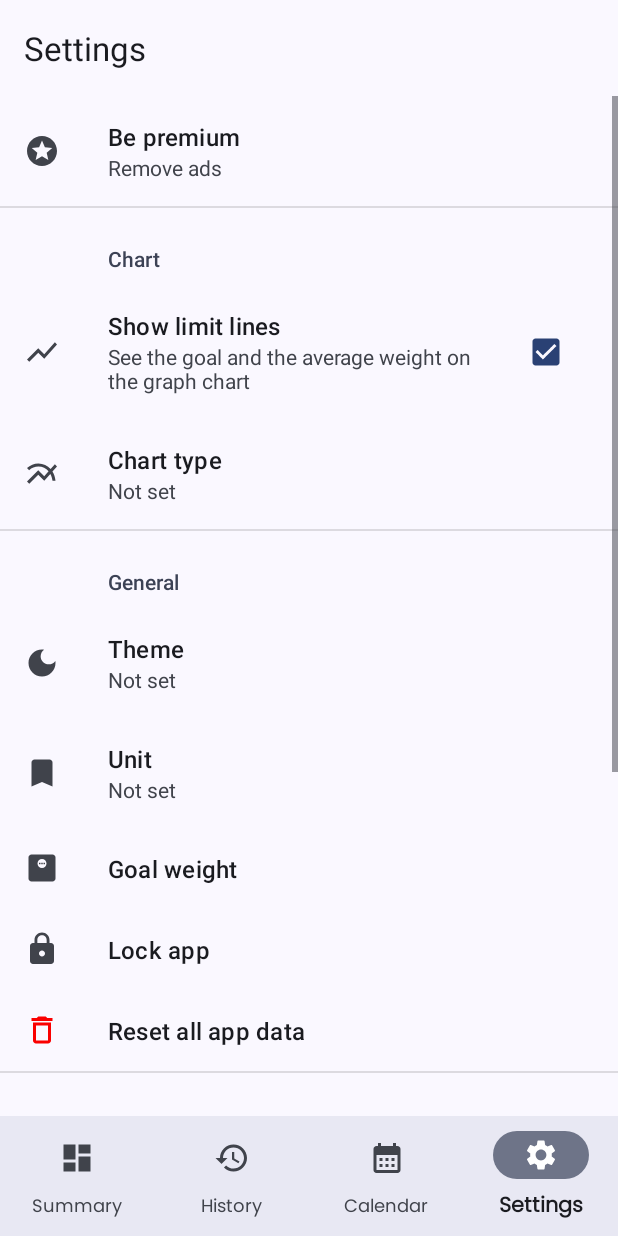
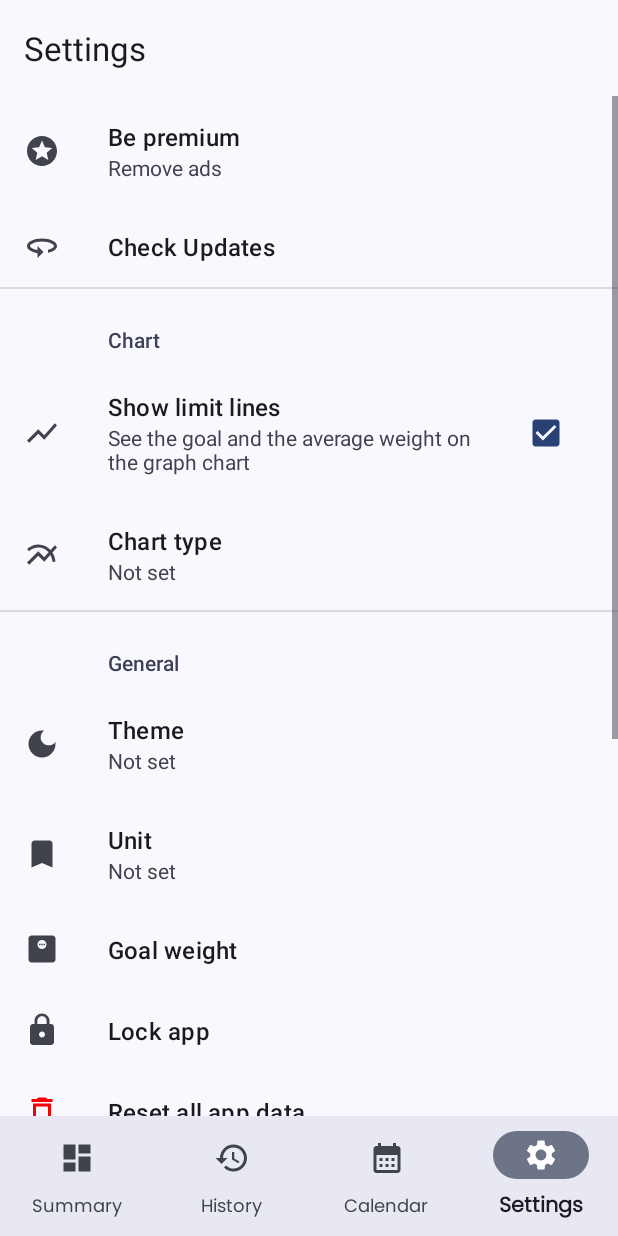
Before and after one commit to yusufonderd/Weightly, an Android app: the SettingsFragment screen opened through its navigation route, on a phone screen of 412 x 824 dp. Run offline under Robolectric (Android 15) with nearby library versions, the phone set to English and light mode, and no system bars; our stand-ins replace AdMob, Dagger/Hilt's generated code, Room's generated code, androidx.preference, navigation-ui; libraries missing offline, so code that uses them is left out: com.codemybrainsout.ratingdialog, com.orhanobut.hawk; 28 statements that could not run were skipped.

Commit message:
Add check updates flow

```diff
--- a/app/build.gradle
+++ b/app/build.gradle
@@ -28,6 +28,7 @@ android {
         properties.load(project.rootProject.file('local.properties').newDataInputStream())
         def play_public_key = properties.getProperty('PLAY_PUBLIC_KEY')
         def base_url = properties.getProperty('BASE_URL')
+        def base_url_cloud = properties.getProperty('BASE_URL_FIREBASE_CLOUD')
         def full_screen_ad_id = properties.getProperty('FULL_SCREEN_AD_ID')
         def adIdProject = properties.getProperty('AD_ID_PROJECT')
         def adIdAddWeight = properties.getProperty('ADD_WEIGHT_AD_ID')
@@ -37,6 +38,7 @@ android {
         debug {
             buildConfigField "String", "PLAY_PUBLIC_KEY", "${play_public_key}"
             buildConfigField "String", "BASE_URL", "${base_url}"
+            buildConfigField "String", "BASE_URL_FIREBASE_CLOUD", "${base_url_cloud}"
             buildConfigField "String", "FULL_SCREEN_AD_ID", "${full_screen_ad_id}"
             minifyEnabled false
             resValue("string", "home_ad_id", "${adIdHome}")
@@ -48,6 +50,7 @@ android {
         release {
             buildConfigField "String", "PLAY_PUBLIC_KEY", "${play_public_key}"
             buildConfigField "String", "BASE_URL", "${base_url}"
+            buildConfigField "String", "BASE_URL_FIREBASE_CLOUD", "${base_url_cloud}"
             buildConfigField "String", "FULL_SCREEN_AD_ID", "${full_screen_ad_id}"
             minifyEnabled false
             proguardFiles getDefaultProguardFile('proguard-android-optimize.txt'), 'proguard-rules.pro'
@@ -59,7 +62,6 @@ android {
         }
 
     }
-
 
     compileOptions {
         coreLibraryDesugaringEnabled true
--- a/app/src/main/java/com/yonder/weightly/di/NetworkModule.kt
+++ b/app/src/main/java/com/yonder/weightly/di/NetworkModule.kt
@@ -2,6 +2,7 @@ package com.yonder.weightly.di
 
 import com.yonder.weightly.BuildConfig
 import com.yonder.weightly.network.ApiService
+import com.yonder.weightly.network.FirebaseApiService
 import dagger.Module
 import dagger.Provides
 import dagger.hilt.InstallIn
@@ -10,40 +11,52 @@ import okhttp3.OkHttpClient
 import okhttp3.logging.HttpLoggingInterceptor
 import retrofit2.Retrofit
 import retrofit2.converter.gson.GsonConverterFactory
+import javax.inject.Named
 import javax.inject.Singleton
-
 
 @[Module InstallIn(SingletonComponent::class)]
 object NetworkModule {
-
-
     val provideLoggingInterceptor: HttpLoggingInterceptor
-        @[Provides Singleton] get() = HttpLoggingInterceptor().apply {
-            level = HttpLoggingInterceptor.Level.BODY
-        }
+        @[Provides Singleton] get() =
+            HttpLoggingInterceptor().apply {
+                level = HttpLoggingInterceptor.Level.BODY
+            }
 
     @[Provides Singleton]
-    fun provideOkHttpClient(
-        loggingInterceptor: HttpLoggingInterceptor,
-    ): OkHttpClient =
-        OkHttpClient.Builder().apply {
-            addInterceptor(loggingInterceptor)
-        }.build()
-
+    fun provideOkHttpClient(loggingInterceptor: HttpLoggingInterceptor): OkHttpClient =
+        OkHttpClient
+            .Builder()
+            .apply {
+                addInterceptor(loggingInterceptor)
+            }.build()
 
     @[Provides Singleton]
-    fun provideRetrofit(okHttpClient: OkHttpClient): Retrofit {
-        return Retrofit.Builder()
+    @Named("WeightlyBE")
+    fun provideRetrofit(okHttpClient: OkHttpClient): Retrofit =
+        Retrofit
+            .Builder()
             .client(okHttpClient)
             .baseUrl(BuildConfig.BASE_URL)
             .addConverterFactory(GsonConverterFactory.create())
             .build()
-    }
-
 
     @[Provides]
-    fun provideApiService(retrofit: Retrofit): ApiService {
-        return retrofit.create(ApiService::class.java)
-    }
+    fun provideApiService(
+        @Named("WeightlyBE") retrofit: Retrofit,
+    ): ApiService = retrofit.create(ApiService::class.java)
 
+    @[Provides Singleton]
+    @Named("FirebaseBE")
+    fun provideRetrofitForFirebase(okHttpClient: OkHttpClient): Retrofit =
+        Retrofit
+            .Builder()
+            .client(okHttpClient)
+            .baseUrl(BuildConfig.BASE_URL_FIREBASE_CLOUD)
+            .addConverterFactory(GsonConverterFactory.create())
+            .build()
+
+    @[Provides]
+    fun provideFirebaseApiService(
+        @Named("FirebaseBE") retrofit: Retrofit,
+    ): FirebaseApiService = retrofit.create(FirebaseApiService::class.java)
 }
--- /dev/null
+++ b/app/src/main/java/com/yonder/weightly/network/FirebaseApiService.kt
@@ -0,0 +1,9 @@
+package com.yonder.weightly.network
+
+import retrofit2.Response
+import retrofit2.http.GET
+
+interface FirebaseApiService {
+    @GET("getLatestRelease?platform=android")
+    suspend fun getLatestRelease(): Response<LatestVersionResponse>
+}
--- /dev/null
+++ b/app/src/main/res/drawable/ic_baseline_360_24.xml
@@ -0,0 +1,13 @@
+<vector xmlns:android="http://schemas.android.com/apk/res/android"
+    android:width="24dp"
+    android:height="24dp"
+    android:autoMirrored="true"
+    android:tint="?attr/colorControlNormal"
+    android:viewportWidth="24"
+    android:viewportHeight="24">
+
+    <path
+        android:fillColor="@android:color/white"
+        android:pathData="M12,7C6.48,7 2,9.24 2,12c0,2.24 2.94,4.13 7,4.77V20l4,-4 -4,-4v2.73c-3.15,-0.56 -5,-1.9 -5,-2.73 0,-1.06 3.04,-3 8,-3s8,1.94 8,3c0,0.73 -1.46,1.89 -4,2.53v2.05c3.53,-0.77 6,-2.53 6,-4.58 0,-2.76 -4.48,-5 -10,-5z" />
+
+</vector>
--- a/app/src/main/res/values/strings.xml
+++ b/app/src/main/res/values/strings.xml
@@ -138,5 +138,8 @@
     <string name="app_notification_channel_title">Weightly App Notifications</string>
     <string name="app_notification_channel_description">Weightly reminders</string>
 
+    <string name="check_app_updates">Check Updates</string>
+
+
 
 </resources>
--- a/app/src/main/res/xml/root_preference.xml
+++ b/app/src/main/res/xml/root_preference.xml
@@ -7,6 +7,12 @@
         app:key="premium"
         android:summary="@string/be_premium_description"
         app:title="@string/be_premium" />
+
+
+    <Preference
+        app:icon="@drawable/ic_baseline_360_24"
+        app:key="check_app_updates"
+        app:title="@string/check_app_updates" />
 
     <PreferenceCategory app:title="@string/chart">
 
```
Also changed, not shown: app/src/main/java/com/yonder/weightly/network/LatestVersionResponse.kt (added, +18 -0 lines), app/src/main/java/com/yonder/weightly/ui/settings/SettingsFragment.kt (+58 -39 lines), app/src/main/java/com/yonder/weightly/ui/settings/SettingsViewModel.kt (+23 -5 lines), 2 other files.
